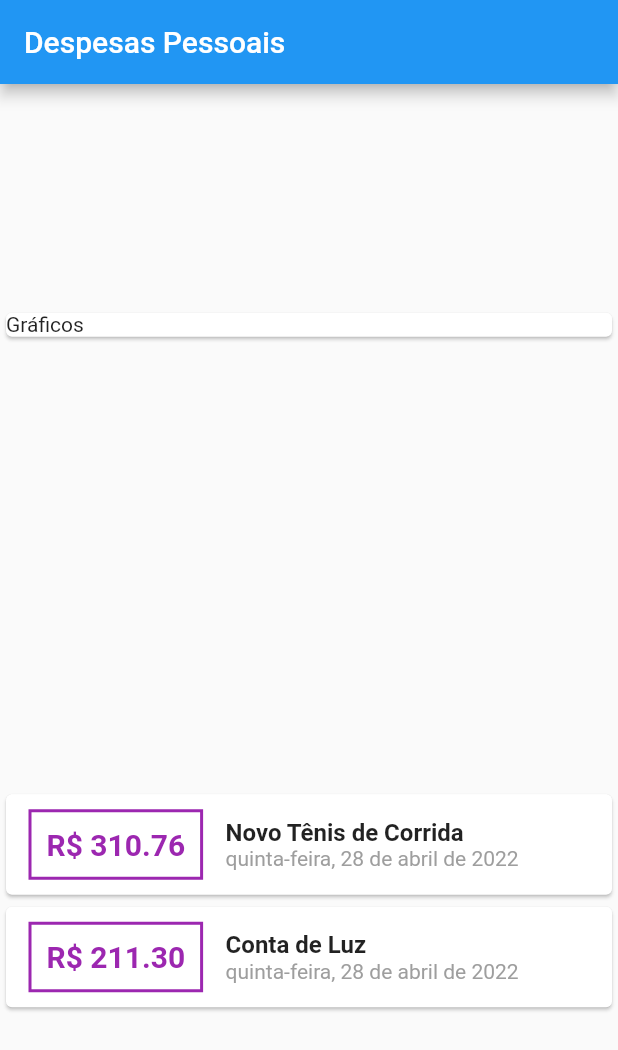
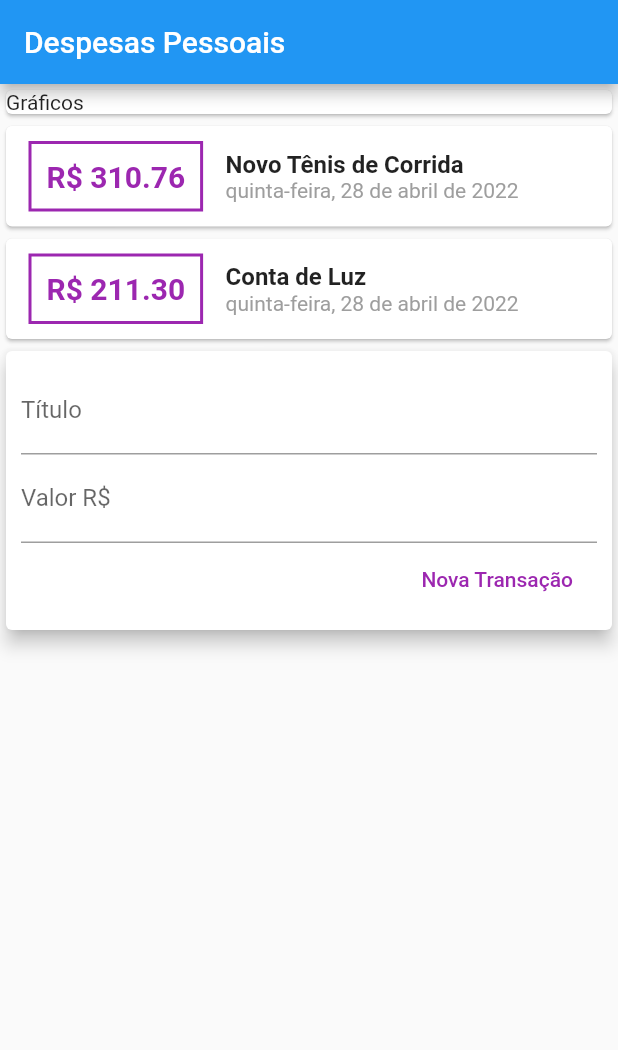
Before and after one commit to WellysonP/Depesas_Pessoais, a Flutter app: the screen it shows after launch, on a phone screen of 412 x 824 dp. Shown: the top 1050 px of the screen. Run offline on Flutter 3.47's test engine with Material 2 defaults, Android fonts, the phone set to English and light mode, and no system bars.

Commit message:
Primeira refatoração, acrescentado arquivos TRANSACTIONS_FORM.DART TRANSACTION_LIST.DART TRANSACTION_USER.DART

```diff
--- /dev/null
+++ b/lib/componentes/transactions_form.dart
@@ -0,0 +1,44 @@
+import 'package:flutter/material.dart';
+
+class TransactionForm extends StatelessWidget {
+  final titleControler = TextEditingController();
+  final valueControler = TextEditingController();
+  @override
+  Widget build(BuildContext context) {
+    return Card(
+      elevation: 5,
+      child: Padding(
+        padding: const EdgeInsets.all(10.0),
+        child: Column(
+          children: [
+            TextField(
+              controller: titleControler,
+              decoration: InputDecoration(
+                labelText: "Título",
+              ),
+            ),
+            TextField(
+              controller: valueControler,
+              decoration: InputDecoration(
+                labelText: "Valor R\$",
+              ),
+            ),
+            Row(
+              mainAxisAlignment: MainAxisAlignment.end,
+              children: [
+                FlatButton(
+                  child: Text("Nova Transação"),
+                  textColor: Colors.purple,
+                  onPressed: () {
+                    print(titleControler.text);
+                    print(valueControler.text);
+                  },
+                ),
+              ],
+            ),
+          ],
+        ),
+      ),
+    );
+  }
+}
--- /dev/null
+++ b/lib/componentes/transactions_list.dart
@@ -0,0 +1,62 @@
+import 'package:flutter/material.dart';
+import '../models/transaction.dart';
+import 'package:intl/intl.dart';
+
+class TransactionList extends StatelessWidget {
+  final List<Transaction> transactions;
+
+  TransactionList(this.transactions);
+  @override
+  Widget build(BuildContext context) {
+    return Column(
+      children: transactions.map((tr) {
+        return Card(
+          child: Row(
+            children: [
+              Container(
+                margin: EdgeInsets.symmetric(
+                  horizontal: 15,
+                  vertical: 10,
+                ),
+                decoration: BoxDecoration(
+                  border: Border.all(
+                    color: Colors.purple,
+                    width: 2,
+                  ),
+                ),
+                padding: EdgeInsets.all(10),
+                child: Text(
+                  "R\$ ${tr.value.toStringAsFixed(2)}",
+                  style: TextStyle(
+                    fontWeight: FontWeight.bold,
+                    fontSize: 20,
+                    color: Colors.purple,
+                  ),
+                ),
+              ),
+              Column(
+                crossAxisAlignment: CrossAxisAlignment.start,
+                children: [
+                  Text(
+                    tr.title,
+                    style: TextStyle(
+                      fontWeight: FontWeight.bold,
+                      fontSize: 16,
+                    ),
+                  ),
+                  Text(
+                    DateFormat("EEEE, d 'de' MMMM 'de' y", "pt_BR")
+                        .format(tr.date),
+                    style: TextStyle(
+                      color: Colors.grey,
+                    ),
+                  ),
+                ],
+              ),
+            ],
+          ),
+        );
+      }).toList(),
+    );
+  }
+}
--- /dev/null
+++ b/lib/componentes/transactions_user.dart
@@ -0,0 +1,35 @@
+import 'package:flutter/material.dart';
+import '../models/transaction.dart';
+import 'package:expenses/componentes/transactions_form.dart';
+import 'package:expenses/componentes/transactions_list.dart';
+
+class TransactionUser extends StatefulWidget {
+  @override
+  State<TransactionUser> createState() => _TransactionUserState();
+}
+
+class _TransactionUserState extends State<TransactionUser> {
+  final _transactions = [
+    Transaction(
+      id: "T1",
+      title: "Novo Tênis de Corrida",
+      value: 310.76,
+      date: DateTime.now(),
+    ),
+    Transaction(
+      id: "T2",
+      title: "Conta de Luz",
+      value: 211.30,
+      date: DateTime.now(),
+    )
+  ];
+  @override
+  Widget build(BuildContext context) {
+    return Column(
+      children: [
+        TransactionList(_transactions),
+        TransactionForm(),
+      ],
+    );
+  }
+}
--- a/lib/main.dart
+++ b/lib/main.dart
@@ -1,6 +1,5 @@
-import 'package:expenses/models/transaction.dart';
+import 'package:expenses/componentes/transactions_user.dart';
 import 'package:flutter/material.dart';
-import 'package:intl/intl.dart';
 import 'package:flutter_localizations/flutter_localizations.dart';
 
 main() => runApp(ExpensesApp());
@@ -11,7 +10,7 @@ class ExpensesApp extends StatelessWidget {
     return MaterialApp(
       localizationsDelegates: [
         GlobalMaterialLocalizations.delegate,
-        GlobalWidgetsLocalizations.delegate
+        GlobalWidgetsLocalizations.delegate,
       ],
       supportedLocales: [const Locale('pt', 'BR')],
       debugShowCheckedModeBanner: false,
@@ -21,27 +20,11 @@ class ExpensesApp extends StatelessWidget {
 }
 
 class MyHomePage extends StatelessWidget {
-  final _transactions = [
-    Transaction(
-      id: "T1",
-      title: "Novo Tênis de Corrida",
-      value: 310.76,
-      date: DateTime.now(),
-    ),
-    Transaction(
-      id: "T2",
-      title: "Conta de Luz",
-      value: 211.30,
-      date: DateTime.now(),
-    )
-  ];
-
   @override
   Widget build(BuildContext context) {
     return Scaffold(
       appBar: AppBar(title: Text("Despesas Pessoais")),
       body: Column(
-        mainAxisAlignment: MainAxisAlignment.spaceAround,
         crossAxisAlignment: CrossAxisAlignment.stretch,
         children: [
           Container(
@@ -50,56 +33,7 @@ class MyHomePage extends StatelessWidget {
               child: Text("Gráficos"),
             ),
           ),
-          Column(
-            children: _transactions.map((tr) {
-              return Card(
-                child: Row(
-                  children: [
-                    Container(
-                      margin: EdgeInsets.symmetric(
-                        horizontal: 15,
-                        vertical: 10,
-                      ),
-                      decoration: BoxDecoration(
-                        border: Border.all(
-                          color: Colors.purple,
-                          width: 2,
-                        ),
-                      ),
-                      padding: EdgeInsets.all(10),
-                      child: Text(
-                        "R\$ ${tr.value.toStringAsFixed(2)}",
-                        style: TextStyle(
-                          fontWeight: FontWeight.bold,
-                          fontSize: 20,
-                          color: Colors.purple,
-                        ),
-                      ),
-                    ),
-                    Column(
-                      crossAxisAlignment: CrossAxisAlignment.start,
-                      children: [
-                        Text(
-                          tr.title,
-                          style: TextStyle(
-                            fontWeight: FontWeight.bold,
-                            fontSize: 16,
-                          ),
-                        ),
-                        Text(
-                          DateFormat("EEEE, d 'de' MMMM 'de' y", "pt_BR")
-                              .format(tr.date),
-                          style: TextStyle(
-                            color: Colors.grey,
-                          ),
-                        ),
-                      ],
-                    ),
-                  ],
-                ),
-              );
-            }).toList(),
-          )
+          TransactionUser()
         ],
       ),
     );
```
